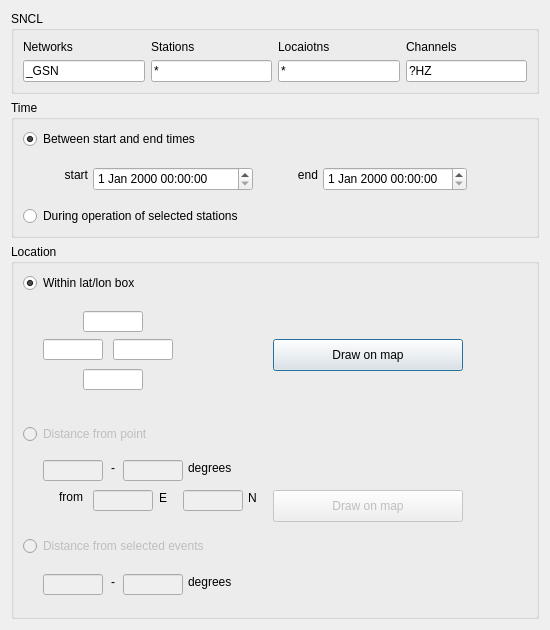
Above: pyweed/StationQueryDialog.ui from iris-edu/pyweed before the change. Below: the same form after it.
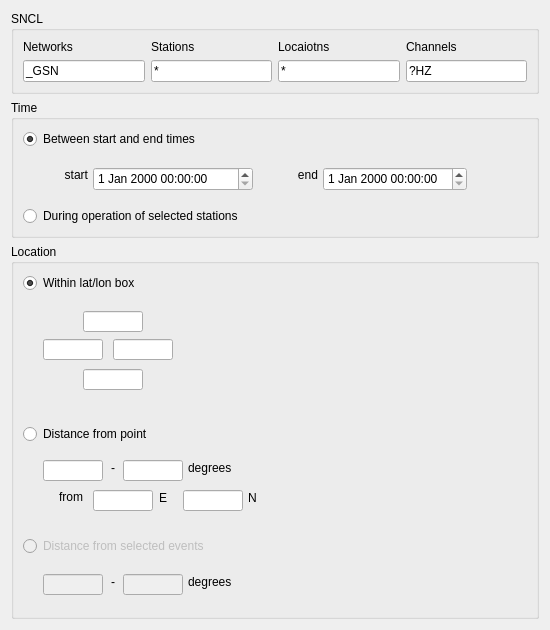
That is the form after the change.

Patch:
```diff
--- a/pyweed/StationQueryDialog.ui
+++ b/pyweed/StationQueryDialog.ui
@@ -255,28 +255,12 @@
           </rect>
          </property>
         </widget>
-        <widget class="QPushButton" name="locationDrawBoxOnMapPushButton">
-         <property name="enabled">
-          <bool>true</bool>
-         </property>
-         <property name="geometry">
-          <rect>
-           <x>250</x>
-           <y>40</y>
-           <width>190</width>
-           <height>32</height>
-          </rect>
-         </property>
-         <property name="text">
-          <string>Draw on map</string>
-         </property>
-        </widget>
        </widget>
       </item>
       <item>
-       <widget class="QRadioButton" name="locationDostanceFromPointRadioButton">
+       <widget class="QRadioButton" name="locationDistanceFromPointRadioButton">
         <property name="enabled">
-         <bool>false</bool>
+         <bool>true</bool>
         </property>
         <property name="text">
          <string>Distance from point</string>
@@ -293,7 +277,7 @@
         </property>
         <widget class="QLineEdit" name="distanceFromPointEastLineEdit">
          <property name="enabled">
-          <bool>false</bool>
+          <bool>true</bool>
          </property>
          <property name="geometry">
           <rect>
@@ -339,9 +323,9 @@
           <string>N</string>
          </property>
         </widget>
-        <widget class="QLineEdit" name="distanceFromPointMinradiusLineEdit">
+        <widget class="QLineEdit" name="distanceFromPointMinRadiusLineEdit">
          <property name="enabled">
-          <bool>false</bool>
+          <bool>true</bool>
          </property>
          <property name="geometry">
           <rect>
@@ -371,9 +355,9 @@
           <set>Qt::AlignCenter</set>
          </property>
         </widget>
-        <widget class="QLineEdit" name="distanceFromPointMaxradiusLineEdit">
+        <widget class="QLineEdit" name="distanceFromPointMaxRadiusLineEdit">
          <property name="enabled">
-          <bool>false</bool>
+          <bool>true</bool>
          </property>
          <property name="geometry">
           <rect>
@@ -386,7 +370,7 @@
         </widget>
         <widget class="QLineEdit" name="distanceFromPointNorthLineEdit">
          <property name="enabled">
-          <bool>false</bool>
+          <bool>true</bool>
          </property>
          <property name="geometry">
           <rect>
@@ -413,22 +397,6 @@
           <string>degrees</string>
          </property>
         </widget>
-        <widget class="QPushButton" name="locationDrawPointOnMapPushButton">
-         <property name="enabled">
-          <bool>false</bool>
-         </property>
-         <property name="geometry">
-          <rect>
-           <x>250</x>
-           <y>40</y>
-           <width>190</width>
-           <height>32</height>
-          </rect>
-         </property>
-         <property name="text">
-          <string>Draw on map</string>
-         </property>
-        </widget>
         <widget class="QLabel" name="label_6">
          <property name="enabled">
           <bool>true</bool>
@@ -449,14 +417,13 @@
          </property>
         </widget>
         <zorder>label_10</zorder>
-        <zorder>distanceFromPointMaxradiusLineEdit</zorder>
-        <zorder>distanceFromPointMinradiusLineEdit</zorder>
+        <zorder>distanceFromPointMaxRadiusLineEdit</zorder>
+        <zorder>distanceFromPointMinRadiusLineEdit</zorder>
         <zorder>label_11</zorder>
         <zorder>distanceFromPointEastLineEdit</zorder>
         <zorder>label_8</zorder>
         <zorder>label_9</zorder>
         <zorder>distanceFromPointNorthLineEdit</zorder>
-        <zorder>locationDrawPointOnMapPushButton</zorder>
         <zorder>label_6</zorder>
        </widget>
       </item>
```
